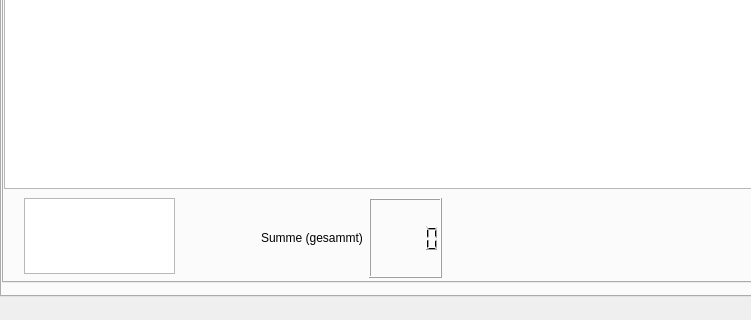
Old version of the form gui.ui in the repository hersche/jobManagement; both pictures show x 0 to 751 and y 334 to 654 of the 1096 by 654 pixel window.
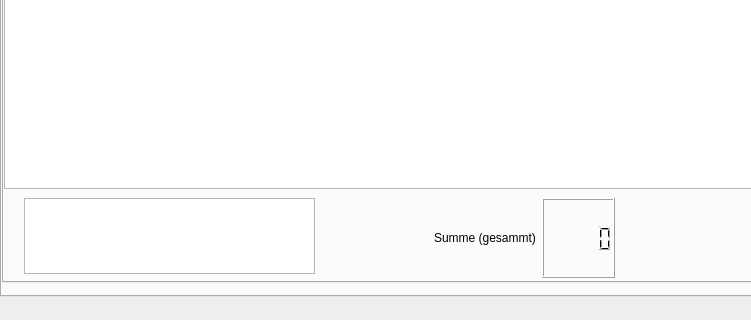
New version of the form. The open tabs and pages were chosen to show the change. Custom widgets are drawn as their Qt base class.

The edit to the form file:
```diff
--- a/gui.ui
+++ b/gui.ui
@@ -1122,7 +1122,7 @@
        <widget class="QWidget" name="horizontalLayoutWidget">
         <property name="geometry">
          <rect>
-          <x>177</x>
+          <x>350</x>
           <y>430</y>
           <width>261</width>
           <height>80</height>
@@ -1149,7 +1149,7 @@
          <rect>
           <x>20</x>
           <y>430</y>
-          <width>151</width>
+          <width>291</width>
           <height>76</height>
          </rect>
         </property>
```
Left out of the diff: 4 changed lines with no effect on the pictures.
